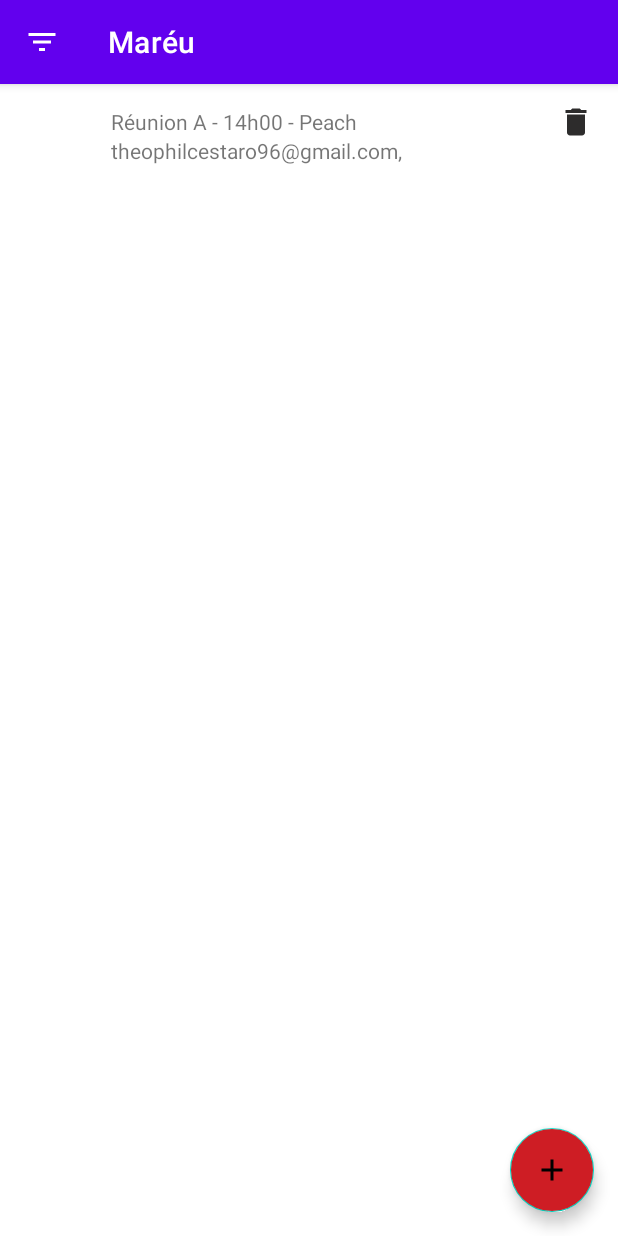
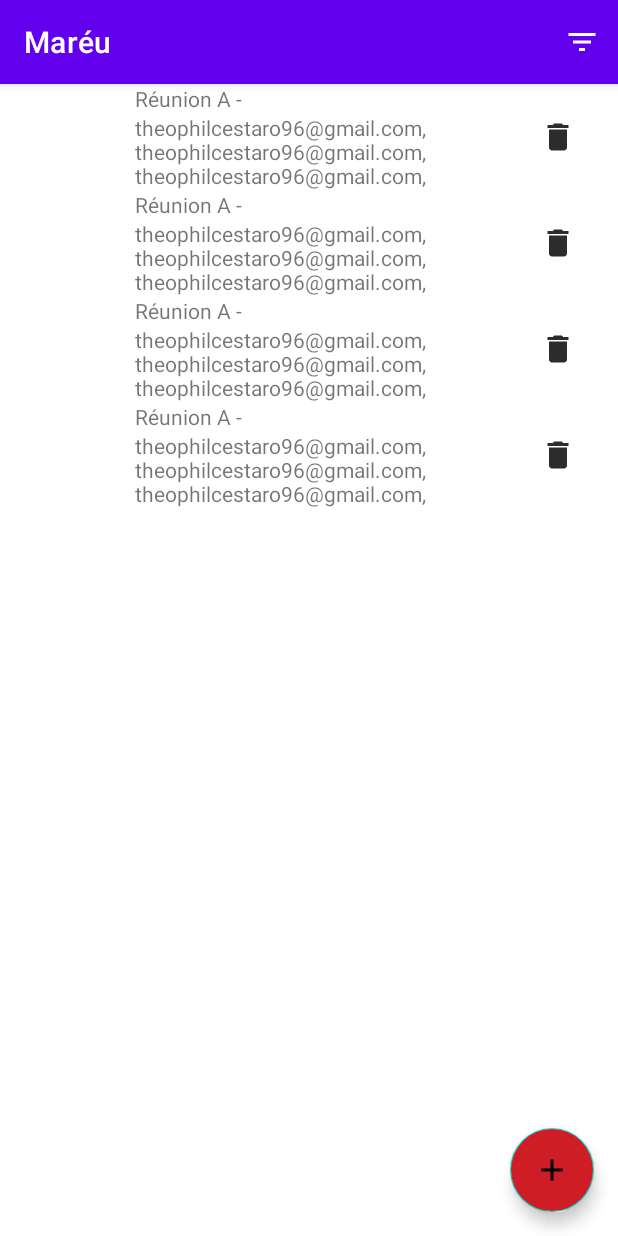
Before and after one commit to CesTheo47/P4_Mareu, an Android app: the layout activity_main.xml on its own in the app's theme, with its tools: preview values and no code run, on a phone screen of 412 x 824 dp. Run offline under Robolectric (Android 15) with nearby library versions, the phone set to English and light mode, and no system bars.

Commit message:
layout creation

```diff
--- a/app/src/main/java/com/example/maru/FirstFragment.java
+++ /dev/null
@@ -1,47 +0,0 @@
-package com.example.maru;
-
-import android.os.Bundle;
-import android.view.LayoutInflater;
-import android.view.View;
-import android.view.ViewGroup;
-
-import androidx.annotation.NonNull;
-import androidx.fragment.app.Fragment;
-import androidx.navigation.fragment.NavHostFragment;
-
-import com.example.maru.databinding.FragmentFirstBinding;
-
-public class FirstFragment extends Fragment {
-
-    private FragmentFirstBinding binding;
-
-    @Override
-    public View onCreateView(
-            LayoutInflater inflater, ViewGroup container,
-            Bundle savedInstanceState
-    ) {
-
-        binding = FragmentFirstBinding.inflate(inflater, container, false);
-        return binding.getRoot();
-
-    }
-
-    public void onViewCreated(@NonNull View view, Bundle savedInstanceState) {
-        super.onViewCreated(view, savedInstanceState);
-
-        binding.buttonFirst.setOnClickListener(new View.OnClickListener() {
-            @Override
-            public void onClick(View view) {
-                NavHostFragment.findNavController(FirstFragment.this)
-                        .navigate(R.id.action_FirstFragment_to_SecondFragment);
-            }
-        });
-    }
-
-    @Override
-    public void onDestroyView() {
-        super.onDestroyView();
-        binding = null;
-    }
-
-}
--- a/app/src/main/res/layout/activity_main.xml
+++ b/app/src/main/res/layout/activity_main.xml
@@ -17,12 +17,20 @@
             android:layout_height="?attr/actionBarSize"
             android:background="?attr/colorPrimary"
             app:title="@string/app_name"
-            app:navigationIcon="@drawable/ic_baseline_filter_list_24"
+            app:menu="@menu/menu_main"
             app:popupTheme="@style/Theme.Maréu.PopupOverlay"/>
 
     </com.google.android.material.appbar.AppBarLayout>
 
-    <include layout="@layout/content_main" />
+
+    <androidx.recyclerview.widget.RecyclerView
+        android:id="@+id/recycler"
+        android:layout_width="match_parent"
+        android:layout_height="match_parent"
+        app:layout_behavior="com.google.android.material.appbar.AppBarLayout$ScrollingViewBehavior"
+        tools:itemCount="4"
+        tools:listitem="@layout/item_meeting"/>
+
 
     <com.google.android.material.floatingactionbutton.FloatingActionButton
         android:id="@+id/fab"
--- a/app/src/main/res/layout/content_main.xml
+++ /dev/null
@@ -1,19 +0,0 @@
-<?xml version="1.0" encoding="utf-8"?>
-<androidx.constraintlayout.widget.ConstraintLayout xmlns:android="http://schemas.android.com/apk/res/android"
-    xmlns:app="http://schemas.android.com/apk/res-auto"
-    android:layout_width="match_parent"
-    android:layout_height="match_parent"
-    app:layout_behavior="@string/appbar_scrolling_view_behavior">
-
-    <fragment
-        android:id="@+id/nav_host_fragment_content_main"
-        android:name="androidx.navigation.fragment.NavHostFragment"
-        android:layout_width="0dp"
-        android:layout_height="0dp"
-        app:defaultNavHost="true"
-        app:layout_constraintBottom_toBottomOf="parent"
-        app:layout_constraintLeft_toLeftOf="parent"
-        app:layout_constraintRight_toRightOf="parent"
-        app:layout_constraintTop_toTopOf="parent"
-        app:navGraph="@navigation/nav_graph" />
-</androidx.constraintlayout.widget.ConstraintLayout>
--- a/app/src/main/res/layout/fragment_first.xml
+++ /dev/null
@@ -1,69 +0,0 @@
-<?xml version="1.0" encoding="utf-8"?>
-<androidx.constraintlayout.widget.ConstraintLayout xmlns:android="http://schemas.android.com/apk/res/android"
-    xmlns:app="http://schemas.android.com/apk/res-auto"
-    xmlns:tools="http://schemas.android.com/tools"
-    android:layout_width="match_parent"
-    android:layout_height="match_parent"
-    tools:context=".FirstFragment">
-
-    <ImageView
-        android:id="@+id/color_reu"
-        android:layout_width="50dp"
-        android:layout_height="50dp"
-        android:layout_marginStart="16dp"
-        android:layout_marginTop="10dp"
-        android:layout_marginBottom="10dp"/>
-
-    <TextView
-        android:id="@+id/item_reunion_name"
-        android:layout_width="wrap_content"
-        android:layout_height="wrap_content"
-        android:layout_marginStart="24dp"
-        android:text="Réunion A - "
-        app:layout_constraintBottom_toBottomOf="@id/color_reu"
-        app:layout_constraintStart_toEndOf="@id/color_reu"
-        app:layout_constraintTop_toTopOf="@id/color_reu"/>
-
-    <TextView
-        android:id="@+id/item_reunion_date"
-        android:layout_width="wrap_content"
-        android:layout_height="wrap_content"
-        android:text="14h00 - "
-        app:layout_constraintBottom_toBottomOf="@id/color_reu"
-        app:layout_constraintStart_toEndOf="@id/item_reunion_name"
-        app:layout_constraintTop_toTopOf="@id/color_reu"/>
-
-    <TextView
-        android:id="@+id/item_reunion_room"
-        android:layout_width="wrap_content"
-        android:layout_height="wrap_content"
-        android:text="Peach"
-        app:layout_constraintBottom_toBottomOf="@id/color_reu"
-        app:layout_constraintStart_toEndOf="@id/item_reunion_date"
-        app:layout_constraintTop_toTopOf="@id/color_reu"/>
-
-    <TextView
-        android:id="@+id/item_email"
-        android:layout_width="wrap_content"
-        android:layout_height="wrap_content"
-        android:layout_marginStart="24dp"
-        android:text="theophilcestaro96@gmail.com, "
-        app:layout_constraintStart_toEndOf="@id/color_reu"
-        app:layout_constraintTop_toBottomOf="@id/item_reunion_date"/>
-
-    <ImageButton
-        android:id="@+id/item_list_delete_button"
-        android:layout_width="wrap_content"
-        android:layout_height="wrap_content"
-        android:layout_marginEnd="16dp"
-        app:layout_constraintEnd_toEndOf="parent"
-        app:layout_constraintBottom_toBottomOf="@id/color_reu"
-        app:layout_constraintTop_toTopOf="@id/color_reu"
-        android:src="@drawable/ic_baseline_delete_24"
-        android:background="@null"
-        />
-
-
-
-
-</androidx.constraintlayout.widget.ConstraintLayout>
--- /dev/null
+++ b/app/src/main/res/layout/item_meeting.xml
@@ -0,0 +1,55 @@
+<?xml version="1.0" encoding="utf-8"?>
+<androidx.constraintlayout.widget.ConstraintLayout xmlns:android="http://schemas.android.com/apk/res/android"
+    xmlns:app="http://schemas.android.com/apk/res-auto"
+    xmlns:tools="http://schemas.android.com/tools"
+    android:layout_width="match_parent"
+    android:layout_height="wrap_content">
+
+    <ImageView
+        android:id="@+id/item_meeting_color"
+        android:layout_width="50dp"
+        android:layout_height="50dp"
+        android:layout_marginStart="16dp"
+        android:layout_marginTop="10dp"
+        android:layout_marginBottom="10dp"
+        app:layout_constraintStart_toStartOf="parent"
+        app:layout_constraintTop_toTopOf="parent"
+        app:layout_constraintBottom_toBottomOf="parent"/>
+
+    <TextView
+        android:id="@+id/item_meeting_first_line"
+        android:layout_width="0dp"
+        android:layout_height="wrap_content"
+        android:layout_marginStart="24dp"
+        tools:text="Réunion A -"
+        app:layout_constraintStart_toEndOf="@id/item_meeting_color"
+        app:layout_constraintEnd_toStartOf="@id/item_meeting_delete_button"
+        app:layout_constraintTop_toTopOf="parent"
+        app:layout_constraintBottom_toTopOf="@id/item_meeting_second_line"
+        />
+
+    <TextView
+        android:id="@+id/item_meeting_second_line"
+        android:layout_width="0dp"
+        android:layout_height="wrap_content"
+        android:layout_marginStart="24dp"
+        tools:text="theophilcestaro96@gmail.com, theophilcestaro96@gmail.com, theophilcestaro96@gmail.com, "
+        app:layout_constraintStart_toEndOf="@id/item_meeting_color"
+        app:layout_constraintEnd_toStartOf="@id/item_meeting_delete_button"
+        app:layout_constraintBottom_toBottomOf="parent"
+        app:layout_constraintTop_toBottomOf="@id/item_meeting_first_line"
+        />
+
+    <ImageView
+        android:id="@+id/item_meeting_delete_button"
+        android:layout_width="wrap_content"
+        android:layout_height="wrap_content"
+        android:layout_marginEnd="16dp"
+        android:padding="12dp"
+        app:layout_constraintEnd_toEndOf="parent"
+        app:layout_constraintBottom_toBottomOf="parent"
+        app:layout_constraintTop_toTopOf="parent"
+        android:src="@drawable/ic_baseline_delete_24"
+        />
+
+</androidx.constraintlayout.widget.ConstraintLayout>
--- a/app/src/main/res/menu/menu_main.xml
+++ b/app/src/main/res/menu/menu_main.xml
@@ -3,8 +3,8 @@
     xmlns:tools="http://schemas.android.com/tools"
     tools:context="com.example.maru.MainActivity">
     <item
-        android:id="@+id/action_settings"
-        android:orderInCategory="100"
-        android:title="@string/action_settings"
-        app:showAsAction="never" />
+        android:id="@+id/action_filters"
+        android:icon="@drawable/ic_baseline_filter_list_24"
+        android:title="@string/action_filters"
+        app:showAsAction="always" />
 </menu>
--- a/app/src/main/res/navigation/nav_graph.xml
+++ /dev/null
@@ -1,28 +0,0 @@
-<?xml version="1.0" encoding="utf-8"?>
-<navigation xmlns:android="http://schemas.android.com/apk/res/android"
-    xmlns:app="http://schemas.android.com/apk/res-auto"
-    xmlns:tools="http://schemas.android.com/tools"
-    android:id="@+id/nav_graph"
-    app:startDestination="@id/FirstFragment">
-
-    <fragment
-        android:id="@+id/FirstFragment"
-        android:name="com.example.maru.FirstFragment"
-        android:label="@string/first_fragment_label"
-        tools:layout="@layout/fragment_first">
-
-        <action
-            android:id="@+id/action_FirstFragment_to_SecondFragment"
-            app:destination="@id/SecondFragment" />
-    </fragment>
-    <fragment
-        android:id="@+id/SecondFragment"
-        android:name="com.example.maru.SecondFragment"
-        android:label="@string/second_fragment_label"
-        tools:layout="@layout/fragment_second">
-
-        <action
-            android:id="@+id/action_SecondFragment_to_FirstFragment"
-            app:destination="@id/FirstFragment" />
-    </fragment>
-</navigation>
--- a/app/src/main/res/values/strings.xml
+++ b/app/src/main/res/values/strings.xml
@@ -1,12 +1,4 @@
 <resources>
     <string name="app_name">Maréu</string>
-    <string name="action_settings">Settings</string>
-    <!-- Strings used for fragments for navigation -->
-    <string name="first_fragment_label">First Fragment</string>
-    <string name="second_fragment_label">Second Fragment</string>
-    <string name="next">Next</string>
-    <string name="previous">Previous</string>
-
-    <string name="hello_first_fragment">Hello first fragment</string>
-    <string name="hello_second_fragment">Hello second fragment. Arg: %1$s</string>
+    <string name="action_filters">Filters</string>
 </resources>
```
Also changed, not shown: app/src/main/java/com/example/maru/MainActivity.java (+1 -12 lines), app/src/main/java/com/example/maru/SecondFragment.java (deleted, +0 -47 lines), app/src/main/res/layout/fragment_second.xml (deleted, +0 -27 lines).
